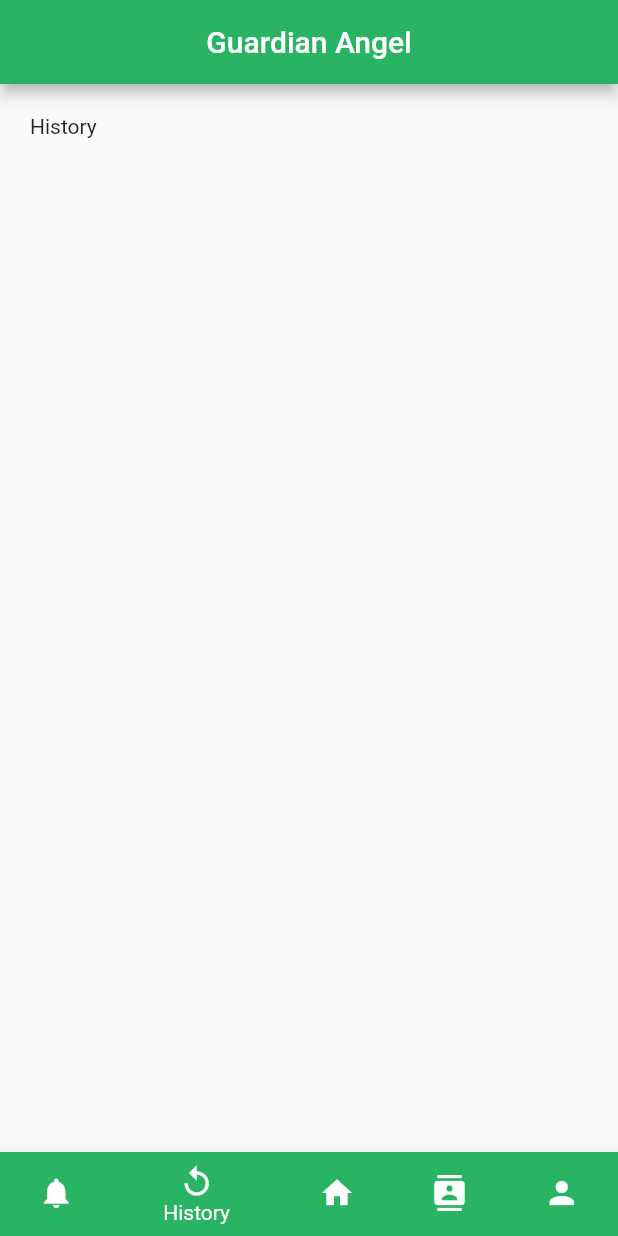
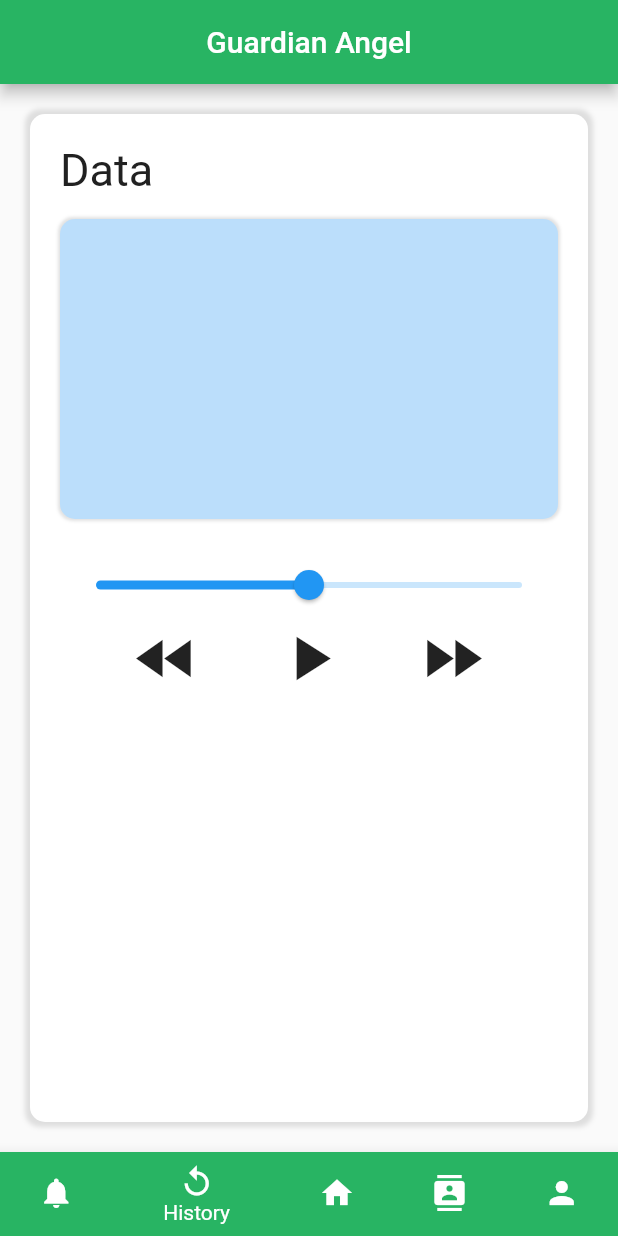
Before and after one commit to AnasMK9/GuardianAngel, a Flutter app: the screen it shows after launch, item 2 of the bottom bar chosen, on a phone screen of 412 x 824 dp. Run offline on Flutter 3.47's test engine with Material 2 defaults, Android fonts, the phone set to English and light mode, and no system bars.

Commit message:
idk what I did tbh but pushing

```diff
--- /dev/null
+++ b/lib/History.dart
@@ -0,0 +1,82 @@
+import 'package:flutter/cupertino.dart';
+import 'package:flutter/material.dart';
+import 'Constants.dart';
+
+class HistoryScreen extends StatefulWidget {
+  @override
+  _HistoryScreenState createState() => _HistoryScreenState();
+}
+
+class _HistoryScreenState extends State<HistoryScreen> {
+  @override
+  Widget build(BuildContext context) {
+    return Container(padding: EdgeInsets.all(20), child: SituationCard());
+  }
+}
+
+class SituationCard extends StatefulWidget {
+  @override
+  _SituationCardState createState() => _SituationCardState();
+}
+
+class _SituationCardState extends State<SituationCard> {
+  @override
+  Widget build(BuildContext context) {
+    return Container(
+      decoration: BoxDecoration(
+          borderRadius: BorderRadius.all(Radius.circular(10)),
+          color: Colors.white,
+          boxShadow: [
+            BoxShadow(
+                color: Colors.grey.withOpacity(0.3),
+                spreadRadius: 3,
+                blurRadius: 2)
+          ]),
+
+      padding: EdgeInsets.all(20),
+      child: Column(
+        crossAxisAlignment: CrossAxisAlignment.stretch,
+        children: [
+          Text(
+            'Data',
+            style: TextStyle(fontSize: 30, color: kLabelStyle.color),
+          ),
+          SizedBox(height: 15),
+          Container(
+            height: 200,
+            decoration: BoxDecoration(
+                borderRadius: BorderRadius.all(Radius.circular(10)),
+                color: Colors.blue[100],
+                boxShadow: [
+                  BoxShadow(
+                      color: Colors.grey.withOpacity(0.3),
+                      spreadRadius: 1,
+                      blurRadius: 1)
+                ]),
+          ),
+          SizedBox(
+            height: 20,
+          ),
+          Slider(
+            value: 25,
+            onChanged: (double x) {},
+            min: 0,
+            max: 50,
+          ),
+          Row(
+            mainAxisAlignment: MainAxisAlignment.spaceEvenly,
+            children: [
+              Icon(
+                Icons.fast_rewind,
+                size: 50,
+              ),
+              Icon(Icons.play_arrow, size: 50),
+              Icon(Icons.fast_forward, size: 50)
+            ],
+          ),
+
+        ],
+      ),
+    );
+  }
+}
--- a/lib/homescreen.dart
+++ b/lib/homescreen.dart
@@ -3,15 +3,15 @@ import 'CustomWidgets.dart';
 import 'Constants.dart';
 import 'package:intl/intl.dart';
 
-class homescreen extends StatefulWidget {
+class HomeScreen extends StatefulWidget {
   @override
-  _homescreenState createState() => _homescreenState();
+  _HomeScreenState createState() => _HomeScreenState();
 }
 
-class _homescreenState extends State<homescreen> {
+class _HomeScreenState extends State<HomeScreen> {
 
   bool MIC_ACTIVE = true;
-  bool GPS_ACTIVE = false;
+  bool GPS_ACTIVE = true;
   DateTime now = DateTime.now();
   String formattedTime = DateFormat.jm().format(DateTime.now());
 
--- a/lib/main.dart
+++ b/lib/main.dart
@@ -3,6 +3,7 @@ import 'CustomWidgets.dart';
 import 'Constants.dart';
 import 'homescreen.dart';
 import 'ContactsScreen.dart';
+import 'package:gangel/History.dart';
 
 void main() {
   runApp(MyApp());
@@ -37,8 +38,8 @@ class Homepage extends StatefulWidget {
 class _HomepageState extends State<Homepage> {
   List<Widget> tabs = [
     CustomPage(child: Text('Alerts')),
-    CustomPage(child: Text('History')),
-    homescreen(),
+    HistoryScreen(),
+    HomeScreen(),
     ContactsScreen(),
     CustomPage(child: Text('Profile')),
   ];
```
